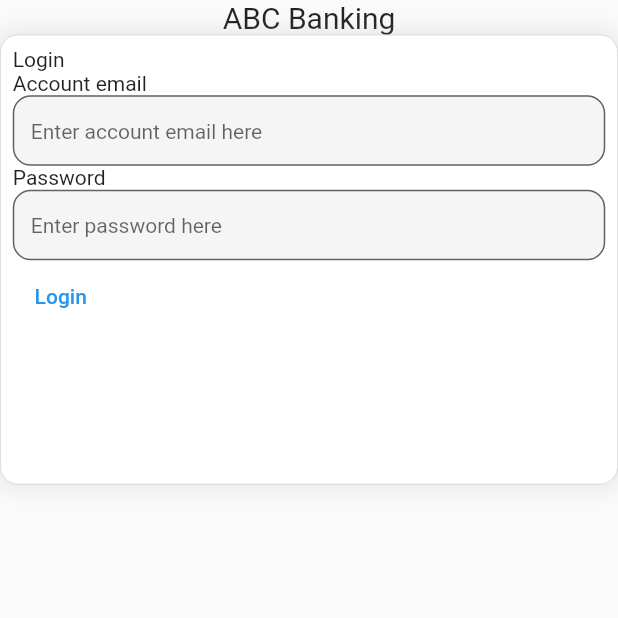
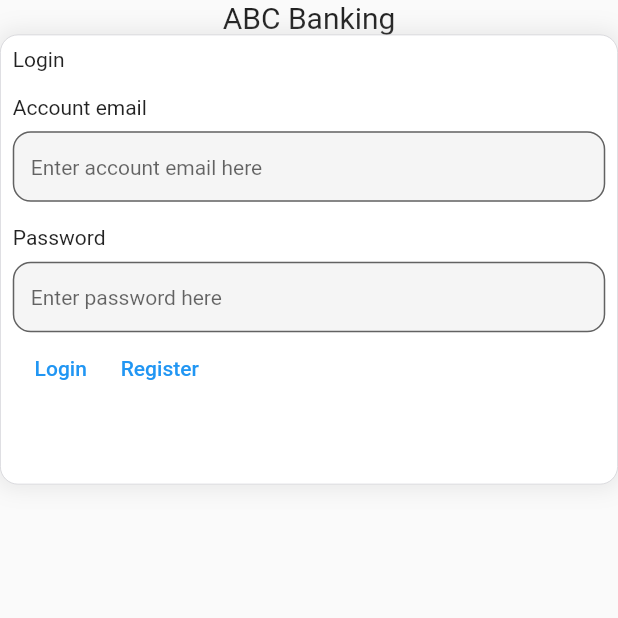
Before and after one commit to aayurt/monastery_app, a Flutter app: the screen it shows after launch, on a phone screen of 412 x 824 dp, the top half of it. Run offline on Flutter 3.47's test engine with Material 2 defaults, Android fonts, the light colour scheme and no system bars; our stand-ins replace bloc, flutter_bloc, freezed_annotation, go_router; Roboto replaces fonts that are missing (Montserrat).

Commit message:
register page created and training notes

```diff
--- a/lib/core/widgets/custom_textfield/custom_textfield.dart
+++ b/lib/core/widgets/custom_textfield/custom_textfield.dart
@@ -8,7 +8,11 @@ class CustomTextField extends StatefulWidget {
   final TextEditingController? controller;
 
   const CustomTextField(
-      {Key? key, required this.title, this.hintText, this.errorText,  this.controller})
+      {Key? key,
+      required this.title,
+      this.hintText,
+      this.errorText,
+      this.controller})
       : super(key: key);
 
   @override
@@ -16,24 +20,25 @@ class CustomTextField extends StatefulWidget {
 }
 
 class _CustomTextFieldState extends State<CustomTextField> {
-
   @override
   Widget build(BuildContext context) {
     return Column(
       crossAxisAlignment: CrossAxisAlignment.start,
       children: [
+        const SizedBox(height: 16),
         Text(widget.title),
+        const SizedBox(height: 8),
         TextField(
           controller: widget.controller,
           decoration: InputDecoration(
             filled: true,
             isDense: true,
             hintText: widget.hintText,
-            hintStyle: TextStyle(fontSize: 14),
+            hintStyle: const TextStyle(fontSize: 14),
             errorText: widget.errorText,
             border: OutlineInputBorder(
                 borderRadius: BorderRadius.circular(12.0),
-                borderSide: BorderSide(color: Colors.grey, width: 0.5)),
+                borderSide: const BorderSide(color: Colors.grey, width: 0.5)),
             focusedBorder: OutlineInputBorder(
                 borderRadius: BorderRadius.circular(12.0),
                 borderSide: BorderSide(color: Colors.blue, width: 0.5)),
--- a/lib/features/login/presentation/pages/login_page.dart
+++ b/lib/features/login/presentation/pages/login_page.dart
@@ -1,9 +1,11 @@
 import 'package:flutter/material.dart';
 import 'package:flutter_bloc/flutter_bloc.dart';
+import 'package:go_router/go_router.dart';
 import 'package:monastery_app/features/login/presentation/bloc/login_bloc.dart';
 
 import '../../../../core/widgets/custom_card/custom_card.dart';
 import '../../../../core/widgets/custom_textfield/custom_textfield.dart';
+import '../../../../routes/routes_constants.dart';
 import '../../data/models/login_model.dart';
 
 class LoginPage extends StatefulWidget {
@@ -44,6 +46,8 @@ class _LoginPageState extends State<LoginPage> {
                         controller: passwordController,
                         title: 'Password',
                         hintText: 'Enter password here'),
+                    Row(
+                      children: [
                         TextButton(
                             onPressed: () {
                               context.read<LoginBloc>().add(LoginEvent.onLogin(
@@ -52,6 +56,13 @@ class _LoginPageState extends State<LoginPage> {
                                       password: passwordController.text)));
                             },
                             child: Text('Login')),
+                              TextButton(
+                            onPressed: () {
+                              context.go(RouteConstants.register);
+                            },
+                            child: Text('Register')),
+                      ],
+                    ),
                     BlocBuilder<LoginBloc, LoginState>(
                       builder: (context, state) {
                         return state.when(initial: () {
@@ -70,6 +81,7 @@ class _LoginPageState extends State<LoginPage> {
                         });
                       },
                     ),
+
                   ],
                 ),
               ),
--- /dev/null
+++ b/lib/features/register/presentation/bloc/register_bloc.dart
@@ -0,0 +1,23 @@
+import 'package:bloc/bloc.dart';
+import 'package:freezed_annotation/freezed_annotation.dart';
+import 'package:monastery_app/features/login/presentation/bloc/login_bloc.dart';
+
+import '../../data/models/register_model.dart';
+
+part 'register_event.dart';
+part 'register_state.dart';
+part 'register_bloc.freezed.dart';
+
+class RegisterBloc extends Bloc<RegisterEvent, RegisterState> {
+  RegisterBloc() : super(RegisterState.initial()) {
+    on<RegisterEventOnContinue>((event, emit) async {
+      emit(RegisterState.loading());
+      await Future.delayed(Duration(seconds: 2), () {
+        emit(RegisterState.loaded(
+          myRegisterData:
+              'my name is ${event.registerPageEventData.firstName} ${event.registerPageEventData.lastname}. I am from ${event.registerPageEventData.address}. My phone number is ${event.registerPageEventData.phone ?? ''}',
+        ));
+      });
+    });
+  }
+}
--- /dev/null
+++ b/lib/features/register/presentation/bloc/register_event.dart
@@ -0,0 +1,7 @@
+part of 'register_bloc.dart';
+
+@freezed
+class RegisterEvent with _$RegisterEvent {
+  const factory RegisterEvent.onContinue(
+      {required RegisterPageModel registerPageEventData}) = RegisterEventOnContinue;
+}
--- /dev/null
+++ b/lib/features/register/presentation/bloc/register_state.dart
@@ -0,0 +1,10 @@
+part of 'register_bloc.dart';
+
+@freezed
+class RegisterState with _$RegisterState {
+  const factory RegisterState.initial() = RegisterStateInitial;
+  const factory RegisterState.loading() = RegisterStateLoading;
+  const factory RegisterState.loaded({required String myRegisterData}) =
+      RegisterStateLoaded;
+  const factory RegisterState.error() = RegisterStateError;
+}
--- a/lib/main.dart
+++ b/lib/main.dart
@@ -2,6 +2,7 @@ import 'package:flutter/material.dart';
 import 'package:flutter_bloc/flutter_bloc.dart';
 import 'package:monastery_app/features/counter/presentation/bloc/counter_bloc.dart';
 import 'package:monastery_app/features/login/presentation/bloc/login_bloc.dart';
+import 'package:monastery_app/features/register/presentation/bloc/register_bloc.dart';
 import 'package:monastery_app/routes/routes.dart';
 
 import 'features/chat/presentation/bloc/chat_bloc.dart';
@@ -33,6 +34,9 @@ class MyApp extends StatelessWidget {
         BlocProvider(
           create: (context) => LoginBloc(),
         ),
+        BlocProvider(
+          create: (context) => RegisterBloc(),
+        ),
       ],
       child: MaterialApp.router(
         debugShowCheckedModeBanner: false,
--- a/lib/routes/routes.dart
+++ b/lib/routes/routes.dart
@@ -1,6 +1,7 @@
 import 'package:go_router/go_router.dart';
 import 'package:monastery_app/features/chat/presentation/pages/chat_page.dart';
 import 'package:monastery_app/features/login/presentation/pages/login_page.dart';
+import 'package:monastery_app/features/register/presentation/pages/register_page.dart';
 import 'package:monastery_app/features/todo/presentation/pages/todo_page.dart';
 import 'package:monastery_app/routes/routes_constants.dart';
 
@@ -26,6 +27,10 @@ class AppRoutes {
         path: RouteConstants.login,
         builder: (context, state) => const LoginPage(),
       ),
+      GoRoute(
+        path: RouteConstants.register,
+        builder: (context, state) => const RegisterPage(),
+      ),
     ],
   );
 }
--- a/lib/routes/routes_constants.dart
+++ b/lib/routes/routes_constants.dart
@@ -3,4 +3,5 @@ class RouteConstants {
   static String todo = "/todo";
   static String counter = "/counter";
   static String login = "/login";
+  static String register = "/register";
 }
```
Also changed, not shown: lib/features/register/data/models/register_model.dart (added, +21 -0 lines), lib/features/register/presentation/pages/register_page.dart (added, +177 -0 lines), training.txt (added, +33 -0 lines), lib/features/register/presentation/bloc/register_bloc.freezed.dart (added). Lines whose indentation alone changed are shown as unchanged.
